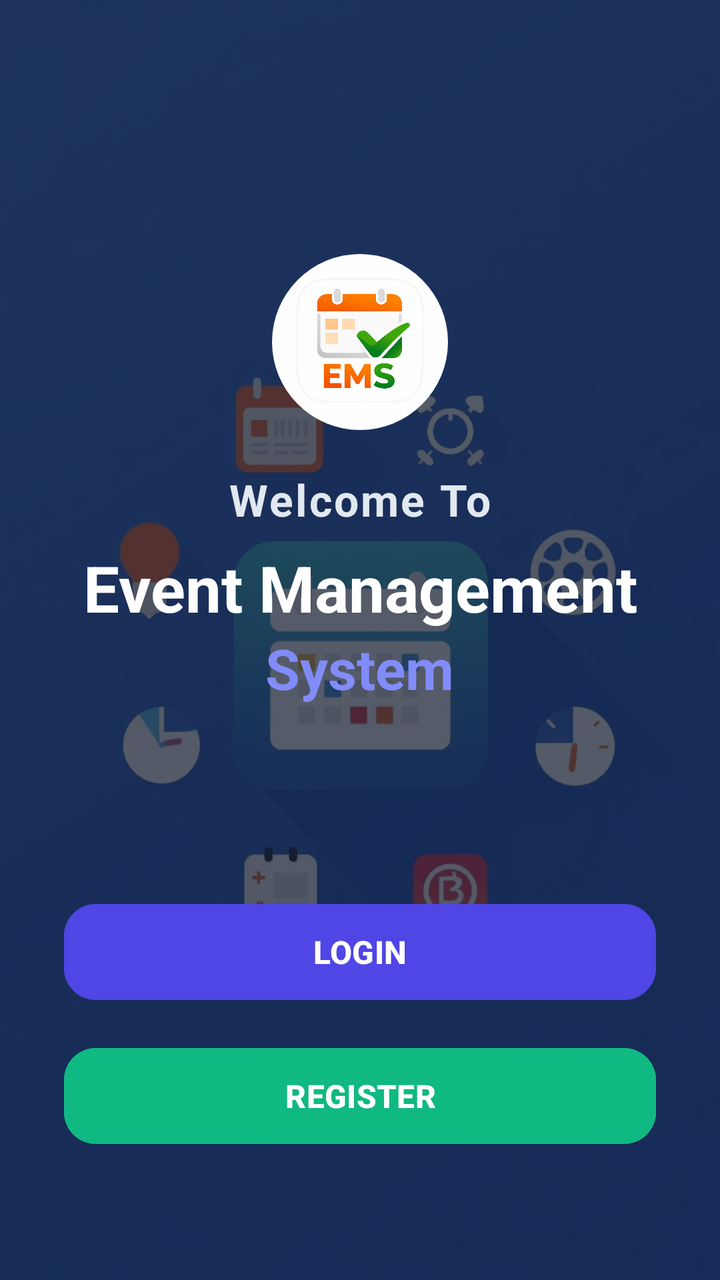
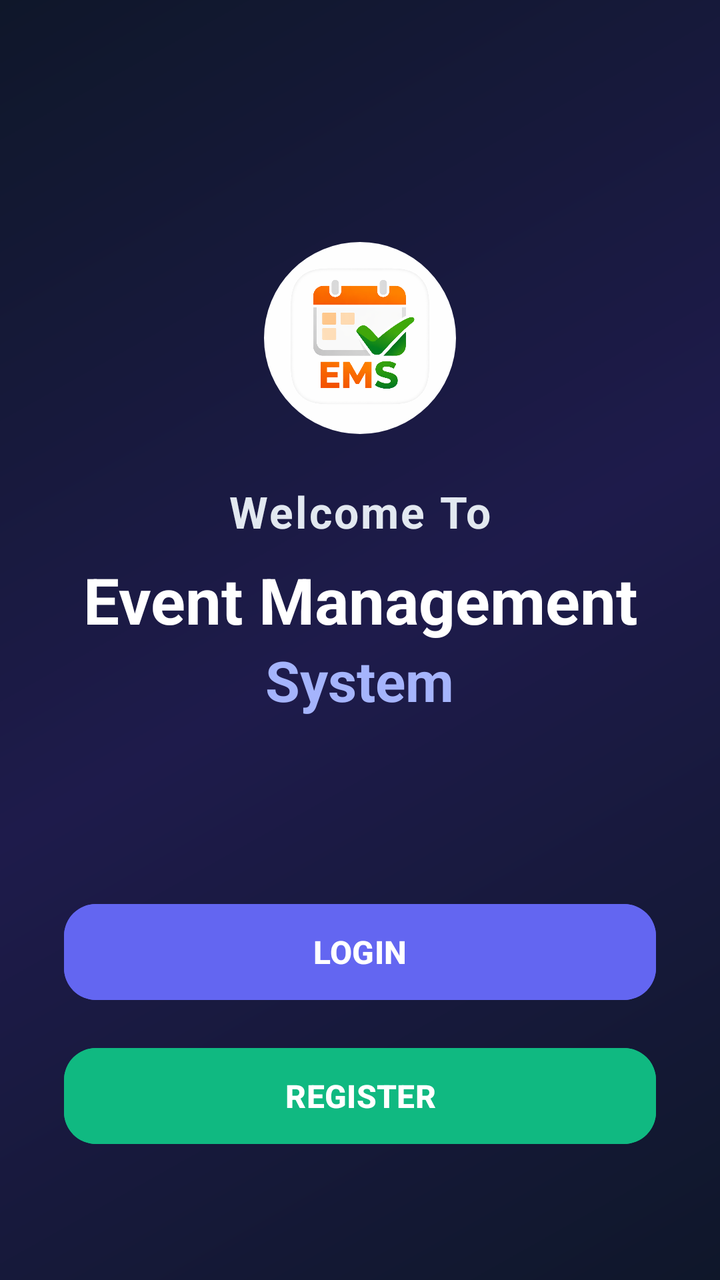

Screens rendered from an Android XML layout before and after an edit, with the pre-edit source and the edit as a unified diff.
<!-- AndroidManifest.xml: application theme Theme.EventManagementSystem -->
<!-- res/layout/activity_main.xml -->
<?xml version="1.0" encoding="utf-8"?>
<FrameLayout
    xmlns:android="http://schemas.android.com/apk/res/android"
    xmlns:app="http://schemas.android.com/apk/res-auto"
    android:layout_width="match_parent"
    android:layout_height="match_parent">

    
    <ImageView
        android:layout_width="match_parent"
        android:layout_height="match_parent"
        android:src="@drawable/event_home"
        android:scaleType="centerCrop"
        android:contentDescription="@string/bg_description"/>

    
    <View
        android:layout_width="match_parent"
        android:layout_height="match_parent"
        android:background="#B30F172A"/>

    <LinearLayout
        android:layout_width="match_parent"
        android:layout_height="match_parent"
        android:orientation="vertical"
        android:padding="32dp"
        android:gravity="center">

        <LinearLayout
            android:layout_width="match_parent"
            android:layout_height="0dp"
            android:layout_weight="1"
            android:orientation="vertical"
            android:gravity="center">

            <com.google.android.material.imageview.ShapeableImageView
                android:layout_width="88dp"
                android:layout_height="88dp"
                android:src="@drawable/even_icon"
                android:scaleType="centerCrop"
                app:shapeAppearanceOverlay="@style/ShapeAppearance.Material3.Corner.Full"
                android:layout_marginBottom="20dp"/>

            <TextView
                android:layout_width="wrap_content"
                android:layout_height="wrap_content"
                android:text="Welcome To"
                android:textSize="22sp"
                android:textColor="#E2E8F0"
                android:textStyle="bold"
                android:letterSpacing="0.05"/>

            <TextView
                android:layout_width="wrap_content"
                android:layout_height="wrap_content"
                android:text="Event Management"
                android:textSize="32sp"
                android:textStyle="bold"
                android:textColor="#FFFFFF"
                android:gravity="center"
                android:layout_marginTop="8dp"/>

            <TextView
                android:layout_width="wrap_content"
                android:layout_height="wrap_content"
                android:text="System"
                android:textSize="28sp"
                android:textStyle="bold"
                android:textColor="#818CF8"
                android:gravity="center"/>

        </LinearLayout>

        
        <LinearLayout
            android:layout_width="match_parent"
            android:layout_height="wrap_content"
            android:orientation="vertical"
            android:layout_marginBottom="32dp">

            <Button
                android:id="@+id/btnLogin"
                android:layout_width="match_parent"
                android:layout_height="56dp"
                android:text="LOGIN"
                android:textSize="16sp"
                android:textStyle="bold"
                android:textColor="@android:color/white"
                android:backgroundTint="#4F46E5"
                app:cornerRadius="16dp"/>

            <Button
                android:id="@+id/btnRegister"
                android:layout_width="match_parent"
                android:layout_height="56dp"
                android:layout_marginTop="16dp"
                android:text="REGISTER"
                android:textSize="16sp"
                android:textStyle="bold"
                android:textColor="@android:color/white"
                android:backgroundTint="#10B981"
                app:cornerRadius="16dp"/>

        </LinearLayout>

    </LinearLayout>

</FrameLayout>
<!-- resources referenced by this layout -->
<resources>
  <!-- drawable even_icon: png bitmap (drawable, 211189 bytes) -->
  <!-- drawable event_home: jpg bitmap (drawable, 102993 bytes) -->
  <string name="bg_description">Background Image</string>
  <style name="Theme.EventManagementSystem" parent="Base.Theme.EventManagementSystem" />
  <style name="Base.Theme.EventManagementSystem" parent="Theme.Material3.DayNight.NoActionBar">
          <item name="colorPrimary">@color/primary</item>
          <item name="colorPrimaryVariant">@color/primary_dark</item>
          <item name="colorSecondary">@color/accent_orange</item>
          <item name="android:statusBarColor">@color/primary_dark</item>
      </style>
  <color name="primary">#4F46E5</color>
  <color name="primary_dark">#3730A3</color>
  <color name="accent_orange">#F97316</color>
</resources>

<!-- the commit's change to res/layout/activity_main.xml (unified diff, before → after) -->
@@ -1,108 +1,89 @@
 <?xml version="1.0" encoding="utf-8"?>
-<FrameLayout
+<LinearLayout
     xmlns:android="http://schemas.android.com/apk/res/android"
     xmlns:app="http://schemas.android.com/apk/res-auto"
     android:layout_width="match_parent"
-    android:layout_height="match_parent">
-
-    
-    <ImageView
-        android:layout_width="match_parent"
-        android:layout_height="match_parent"
-        android:src="@drawable/event_home"
-        android:scaleType="centerCrop"
-        android:contentDescription="@string/bg_description"/>
-
-    
-    <View
-        android:layout_width="match_parent"
-        android:layout_height="match_parent"
-        android:background="#B30F172A"/>
+    android:layout_height="match_parent"
+    android:orientation="vertical"
+    android:background="@drawable/bg_main_gradient"
+    android:padding="32dp"
+    android:gravity="center">
 
     <LinearLayout
         android:layout_width="match_parent"
-        android:layout_height="match_parent"
+        android:layout_height="0dp"
+        android:layout_weight="1"
         android:orientation="vertical"
-        android:padding="32dp"
         android:gravity="center">
 
-        <LinearLayout
-            android:layout_width="match_parent"
-            android:layout_height="0dp"
-            android:layout_weight="1"
-            android:orientation="vertical"
-            android:gravity="center">
+        <com.google.android.material.imageview.ShapeableImageView
+            android:layout_width="96dp"
+            android:layout_height="96dp"
+            android:src="@drawable/even_icon"
+            android:scaleType="centerCrop"
+            app:shapeAppearanceOverlay="@style/ShapeAppearance.Material3.Corner.Full"
+            android:layout_marginBottom="24dp"/>
 
-            <com.google.android.material.imageview.ShapeableImageView
-                android:layout_width="88dp"
-                android:layout_height="88dp"
-                android:src="@drawable/even_icon"
-                android:scaleType="centerCrop"
-                app:shapeAppearanceOverlay="@style/ShapeAppearance.Material3.Corner.Full"
-                android:layout_marginBottom="20dp"/>
+        <TextView
+            android:layout_width="wrap_content"
+            android:layout_height="wrap_content"
+            android:text="Welcome To"
+            android:textSize="22sp"
+            android:textColor="#E2E8F0"
+            android:textStyle="bold"
+            android:letterSpacing="0.05"/>
 
-            <TextView
-                android:layout_width="wrap_content"
-                android:layout_height="wrap_content"
-                android:text="Welcome To"
-                android:textSize="22sp"
-                android:textColor="#E2E8F0"
-                android:textStyle="bold"
-                android:letterSpacing="0.05"/>
+        <TextView
+            android:layout_width="wrap_content"
+            android:layout_height="wrap_content"
+            android:text="Event Management"
+            android:textSize="32sp"
+            android:textStyle="bold"
+            android:textColor="#FFFFFF"
+            android:gravity="center"
+            android:layout_marginTop="8dp"/>
 
-            <TextView
-                android:layout_width="wrap_content"
-                android:layout_height="wrap_content"
-                android:text="Event Management"
-                android:textSize="32sp"
-                android:textStyle="bold"
-                android:textColor="#FFFFFF"
-                android:gravity="center"
-                android:layout_marginTop="8dp"/>
-
-            <TextView
-                android:layout_width="wrap_content"
-                android:layout_height="wrap_content"
-                android:text="System"
-                android:textSize="28sp"
-                android:textStyle="bold"
-                android:textColor="#818CF8"
-                android:gravity="center"/>
-
-        </LinearLayout>
-
-        
-        <LinearLayout
-            android:layout_width="match_parent"
+        <TextView
+            android:layout_width="wrap_content"
             android:layout_height="wrap_content"
-            android:orientation="vertical"
-            android:layout_marginBottom="32dp">
-
-            <Button
-                android:id="@+id/btnLogin"
-                android:layout_width="match_parent"
-                android:layout_height="56dp"
-                android:text="LOGIN"
-                android:textSize="16sp"
-                android:textStyle="bold"
-                android:textColor="@android:color/white"
-                android:backgroundTint="#4F46E5"
-                app:cornerRadius="16dp"/>
-
-            <Button
-                android:id="@+id/btnRegister"
-                android:layout_width="match_parent"
-                android:layout_height="56dp"
-                android:layout_marginTop="16dp"
-                android:text="REGISTER"
-                android:textSize="16sp"
-                android:textStyle="bold"
-                android:textColor="@android:color/white"
-                android:backgroundTint="#10B981"
-                app:cornerRadius="16dp"/>
-
-        </LinearLayout>
+            android:text="System"
+            android:textSize="28sp"
+            android:textStyle="bold"
+            android:textColor="#A5B4FC"
+            android:gravity="center"/>
 
     </LinearLayout>
 
-</FrameLayout>
+    
+    <LinearLayout
+        android:layout_width="match_parent"
+        android:layout_height="wrap_content"
+        android:orientation="vertical"
+        android:layout_marginBottom="32dp">
+
+        <Button
+            android:id="@+id/btnLogin"
+            android:layout_width="match_parent"
+            android:layout_height="56dp"
+            android:text="LOGIN"
+            android:textSize="16sp"
+            android:textStyle="bold"
+            android:textColor="@android:color/white"
+            android:backgroundTint="#6366F1"
+            app:cornerRadius="16dp"/>
+
+        <Button
+            android:id="@+id/btnRegister"
+            android:layout_width="match_parent"
+            android:layout_height="56dp"
+            android:layout_marginTop="16dp"
+            android:text="REGISTER"
+            android:textSize="16sp"
+            android:textStyle="bold"
+            android:textColor="@android:color/white"
+            android:backgroundTint="#10B981"
+            app:cornerRadius="16dp"/>
+
+    </LinearLayout>
+
+</LinearLayout>
<!-- resource entries referenced after the edit -->
@@ -1,8 +1,17 @@
 <!-- resources referenced by this layout -->
 <resources>
+  <!-- drawable bg_main_gradient (drawable) -->
+  <?xml version="1.0" encoding="utf-8"?>
+  <shape xmlns:android="http://schemas.android.com/apk/res/android"
+      android:shape="rectangle">
+      <gradient
+          android:angle="135"
+          android:startColor="#0F172A"
+          android:centerColor="#1E1B4B"
+          android:endColor="#0F172A"
+          android:type="linear" />
+  </shape>
   <!-- drawable even_icon: png bitmap (drawable, 211189 bytes) -->
-  <!-- drawable event_home: jpg bitmap (drawable, 102993 bytes) -->
-  <string name="bg_description">Background Image</string>
   <style name="Theme.EventManagementSystem" parent="Base.Theme.EventManagementSystem" />
   <style name="Base.Theme.EventManagementSystem" parent="Theme.Material3.DayNight.NoActionBar">
           <item name="colorPrimary">@color/primary</item>
@@ -10,8 +19,8 @@
           <item name="colorSecondary">@color/accent_orange</item>
           <item name="android:statusBarColor">@color/primary_dark</item>
       </style>
-  <color name="primary">#4F46E5</color>
-  <color name="primary_dark">#3730A3</color>
+  <color name="primary">#6366F1</color>
+  <color name="primary_dark">#4338CA</color>
   <color name="accent_orange">#F97316</color>
 </resources>
 
